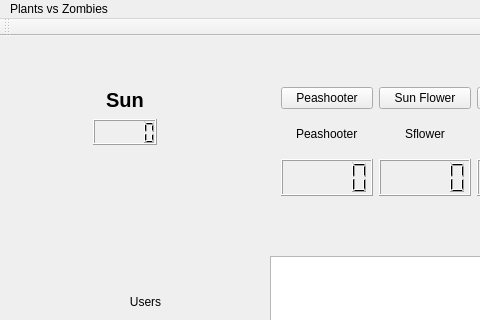
Old version of the form mainwindow.ui in the repository kiastu/PvZombies-Clone; both pictures show x 0 to 480 and y 0 to 320 of the 1084 by 837 pixel window.
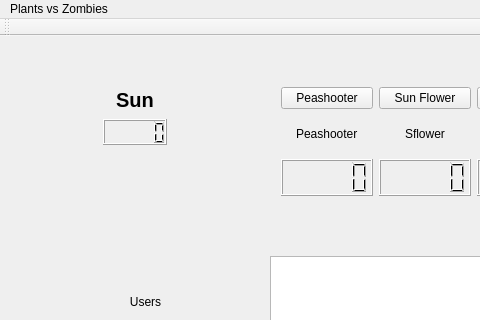
New version of the form.

Diff of the .ui file:
```diff
--- a/mainwindow.ui
+++ b/mainwindow.ui
@@ -196,7 +196,7 @@
    <widget class="QWidget" name="verticalLayoutWidget">
     <property name="geometry">
      <rect>
-      <x>30</x>
+      <x>40</x>
       <y>40</y>
       <width>191</width>
       <height>80</height>
@@ -204,7 +204,7 @@
     </property>
     <layout class="QVBoxLayout" name="verticalLayout">
      <item alignment="Qt::AlignHCenter">
-      <widget class="QLabel" name="sun_count">
+      <widget class="QLabel" name="sun_label">
        <property name="font">
         <font>
          <pointsize>15</pointsize>
@@ -218,7 +218,7 @@
       </widget>
      </item>
      <item alignment="Qt::AlignHCenter">
-      <widget class="QLCDNumber" name="lcdNumber"/>
+      <widget class="QLCDNumber" name="sun_count"/>
      </item>
     </layout>
    </widget>
```
Left out of the diff: 10 changed lines with no effect on the pictures.
